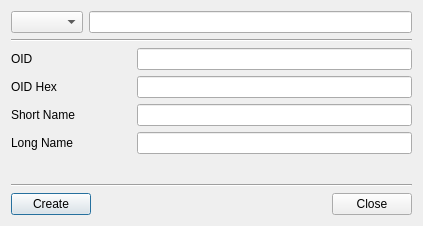
Qt form BerEditor/oid_info_dlg.ui (jykim74/BerEditor) before a commit.
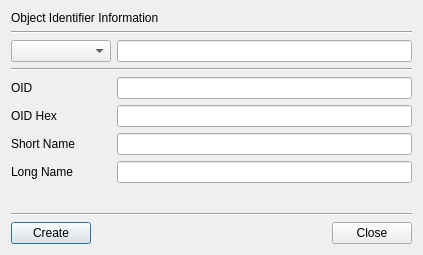
The same form after that commit.

What changed in the file:
```diff
--- a/BerEditor/oid_info_dlg.ui
+++ b/BerEditor/oid_info_dlg.ui
@@ -7,34 +7,112 @@
     <x>0</x>
     <y>0</y>
     <width>423</width>
-    <height>226</height>
+    <height>255</height>
    </rect>
   </property>
   <property name="windowTitle">
    <string>OID Information</string>
   </property>
-  <layout class="QGridLayout" name="gridLayout">
-   <item row="5" column="0">
-    <layout class="QHBoxLayout" name="horizontalLayout_6">
-     <item>
-      <widget class="QLabel" name="label_4">
+  <layout class="QVBoxLayout" name="verticalLayout">
+   <item>
+    <widget class="QLabel" name="label_5">
+     <property name="text">
+      <string>Object Identifier Information</string>
+     </property>
+    </widget>
+   </item>
+   <item>
+    <widget class="Line" name="line_3">
+     <property name="orientation">
+      <enum>Qt::Horizontal</enum>
+     </property>
+    </widget>
+   </item>
+   <item>
+    <layout class="QGridLayout" name="gridLayout">
+     <property name="topMargin">
+      <number>0</number>
+     </property>
+     <item row="0" column="0">
+      <widget class="QComboBox" name="mInputTypeCombo">
        <property name="minimumSize">
         <size>
-         <width>120</width>
+         <width>100</width>
          <height>0</height>
         </size>
        </property>
+      </widget>
+     </item>
+     <item row="0" column="1">
+      <widget class="QLineEdit" name="mInputText">
+       <property name="minimumSize">
+        <size>
+         <width>240</width>
+         <height>0</height>
+        </size>
+       </property>
+      </widget>
+     </item>
+    </layout>
+   </item>
+   <item>
+    <widget class="Line" name="line_2">
+     <property name="orientation">
+      <enum>Qt::Horizontal</enum>
+     </property>
+    </widget>
+   </item>
+   <item>
+    <layout class="QGridLayout" name="gridLayout_4">
+     <item row="1" column="0">
+      <widget class="QLabel" name="label_7">
+       <property name="text">
+        <string>OID Hex</string>
+       </property>
+      </widget>
+     </item>
+     <item row="1" column="1">
+      <widget class="QLineEdit" name="mOIDHexText"/>
+     </item>
+     <item row="2" column="0">
+      <widget class="QLabel" name="label_8">
+       <property name="text">
+        <string>Short Name</string>
+       </property>
+      </widget>
+     </item>
+     <item row="2" column="1">
+      <widget class="QLineEdit" name="mSNText"/>
+     </item>
+     <item row="0" column="1">
+      <widget class="QLineEdit" name="mOIDText"/>
+     </item>
+     <item row="0" column="0">
+      <widget class="QLabel" name="label_6">
+       <property name="minimumSize">
+        <size>
+         <width>100</width>
+         <height>0</height>
+        </size>
+       </property>
+       <property name="text">
+        <string>OID</string>
+       </property>
+      </widget>
+     </item>
+     <item row="3" column="0">
+      <widget class="QLabel" name="label_9">
        <property name="text">
         <string>Long Name</string>
        </property>
       </widget>
      </item>
-     <item>
+     <item row="3" column="1">
       <widget class="QLineEdit" name="mLNText"/>
      </item>
     </layout>
    </item>
-   <item row="8" column="0">
+   <item>
     <spacer name="verticalSpacer">
      <property name="orientation">
       <enum>Qt::Vertical</enum>
@@ -47,7 +125,14 @@
      </property>
     </spacer>
    </item>
-   <item row="10" column="0">
+   <item>
+    <widget class="Line" name="line">
+     <property name="orientation">
+      <enum>Qt::Horizontal</enum>
+     </property>
+    </widget>
+   </item>
+   <item>
     <layout class="QHBoxLayout" name="horizontalLayout_2">
      <item>
       <widget class="QPushButton" name="mCreateBtn">
@@ -78,97 +163,6 @@
      </item>
     </layout>
    </item>
-   <item row="1" column="0">
-    <widget class="Line" name="line_2">
-     <property name="orientation">
-      <enum>Qt::Horizontal</enum>
-     </property>
-    </widget>
-   </item>
-   <item row="2" column="0">
-    <layout class="QHBoxLayout" name="horizontalLayout_3">
-     <item>
-      <widget class="QLabel" name="label">
-       <property name="minimumSize">
-        <size>
-         <width>120</width>
-         <height>0</height>
-        </size>
-       </property>
-       <property name="text">
-        <string>OID</string>
-       </property>
-      </widget>
-     </item>
-     <item>
-      <widget class="QLineEdit" name="mOIDText"/>
-     </item>
-    </layout>
-   </item>
-   <item row="4" column="0">
-    <layout class="QHBoxLayout" name="horizontalLayout_5">
-     <item>
-      <widget class="QLabel" name="label_3">
-       <property name="minimumSize">
-        <size>
-         <width>120</width>
-         <height>0</height>
-        </size>
-       </property>
-       <property name="text">
-        <string>Short Name</string>
-       </property>
-      </widget>
-     </item>
-     <item>
-      <widget class="QLineEdit" name="mSNText"/>
-     </item>
-    </layout>
-   </item>
-   <item row="0" column="0">
-    <layout class="QHBoxLayout" name="horizontalLayout">
-     <item>
-      <widget class="QComboBox" name="mInputTypeCombo"/>
-     </item>
-     <item>
-      <widget class="QLineEdit" name="mInputText">
-       <property name="minimumSize">
-        <size>
-         <width>240</width>
-         <height>0</height>
-        </size>
-       </property>
-      </widget>
-     </item>
-    </layout>
-   </item>
-   <item row="3" column="0">
-    <layout class="QHBoxLayout" name="horizontalLayout_4">
-     <item>
-      <widget class="QLabel" name="label_2">
-       <property name="minimumSize">
-        <size>
-         <width>120</width>
-         <height>0</height>
-        </size>
-       </property>
-       <property name="text">
-        <string>OID Hex</string>
-       </property>
-      </widget>
-     </item>
-     <item>
-      <widget class="QLineEdit" name="mOIDHexText"/>
-     </item>
-    </layout>
-   </item>
-   <item row="9" column="0">
-    <widget class="Line" name="line">
-     <property name="orientation">
-      <enum>Qt::Horizontal</enum>
-     </property>
-    </widget>
-   </item>
   </layout>
  </widget>
  <tabstops>
```
